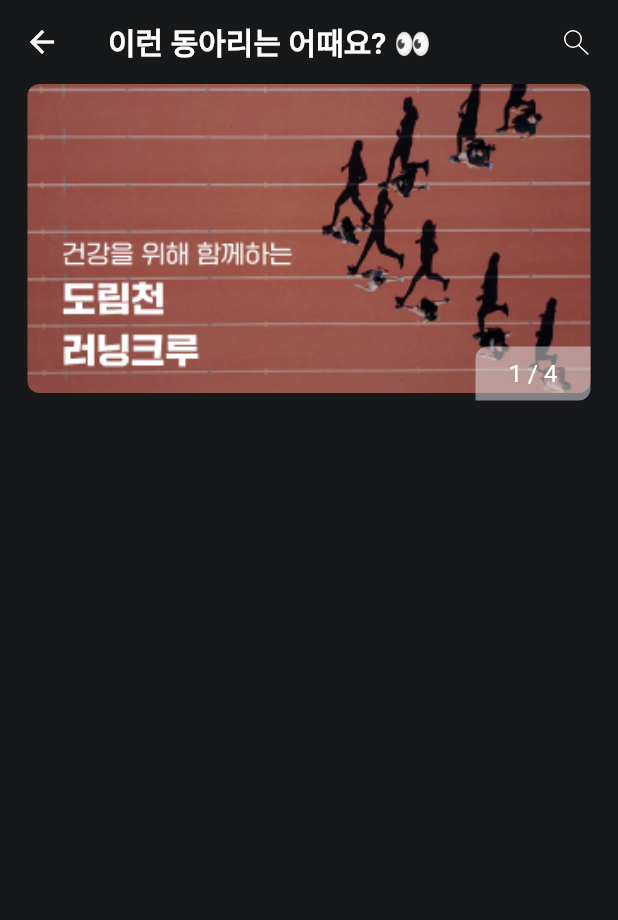
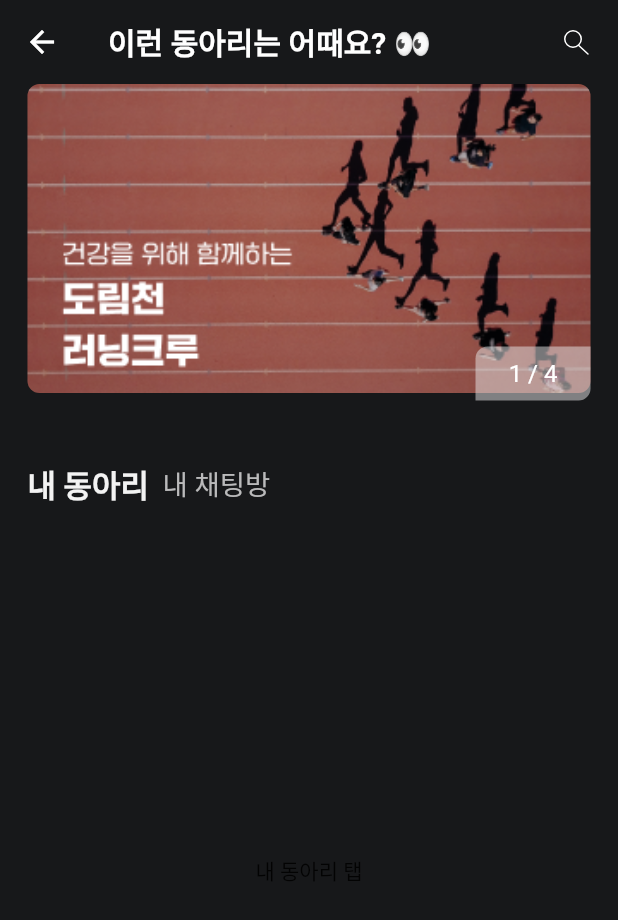
Before and after one commit to teentime/teentime-client-app, a Flutter app: the Club screen opened directly, on a phone screen of 412 x 824 dp. Shown: the top 920 px of the screen. Run offline on Flutter 3.47's test engine with Material 2 defaults, Android fonts, the phone set to English and light mode, and no system bars; drawn by our look-alikes of carousel_slider; our stand-ins replace flutter_screenutil, flutter_svg; Roboto replaces fonts that are missing (Pretendard).

Commit message:
feat: 동아리 / 채팅방 버튼 UI 구현

```diff
--- a/lib/widgets/carousel_slider.dart
+++ b/lib/widgets/carousel_slider.dart
@@ -70,8 +70,6 @@ class _ImageSliderState extends State<ImageSlider> {
                                       bottomRight: Radius.circular(8.0),
                                     ),
                                   ),
-                                  padding: EdgeInsets.symmetric(
-                                      horizontal: 12.0, vertical: 6.0),
                                   child: Center(
                                     child: Text(
                                       '${activeIndex + 1} / ${images.length}',
--- a/lib/widgets/club.dart
+++ b/lib/widgets/club.dart
@@ -1,4 +1,5 @@
 import 'package:flutter/material.dart';
+import 'package:flutter_screenutil/flutter_screenutil.dart';
 import 'package:flutter_svg/flutter_svg.dart';
 import 'package:teentime/colors.dart';
 import 'package:teentime/widgets/carousel_slider.dart';
@@ -9,6 +10,8 @@ class Club extends StatefulWidget {
 }
 
 class _ClubState extends State<Club> {
+  bool isClubTabSelected = true; // 내 동아리 탭이 선택된 상태인지 여부를 나타내는 변수
+
   @override
   Widget build(BuildContext context) {
     return Scaffold(
@@ -32,10 +35,76 @@ class _ClubState extends State<Club> {
         backgroundColor: AppColors.dark01,
         elevation: 0,
       ),
-      body: Container(
-          child: Column(
-        children: [ImageSlider()],
-      )),
+      body: Column(
+        children: [
+          ImageSlider(),
+          Row(
+            children: [
+              GestureDetector(
+                onTap: () {
+                  setState(() {
+                    isClubTabSelected = true; // 내 동아리 탭 선택
+                  });
+                },
+                child: Container(
+                  margin: EdgeInsets.fromLTRB(16.w, 0, 8.w, 0),
+                  child: Text(
+                    '내 동아리',
+                    style: TextStyle(
+                      color: isClubTabSelected
+                          ? AppColors.dark11
+                          : AppColors.dark08,
+                      fontSize: isClubTabSelected ? 18.sp : 16.sp,
+                      fontWeight: isClubTabSelected
+                          ? FontWeight.bold
+                          : FontWeight.normal,
+                    ),
+                  ),
+                ),
+              ),
+              GestureDetector(
+                onTap: () {
+                  setState(() {
+                    isClubTabSelected = false; // 내 채팅방 탭 선택
+                  });
+                },
+                child: Container(
+                  child: Text(
+                    '내 채팅방',
+                    style: TextStyle(
+                      color: isClubTabSelected
+                          ? AppColors.dark08
+                          : AppColors.dark11,
+                      fontSize: isClubTabSelected ? 16.sp : 18.sp,
+                      fontWeight: isClubTabSelected
+                          ? FontWeight.normal
+                          : FontWeight.bold,
+                    ),
+                  ),
+                ),
+              ),
+            ],
+          ),
+          Expanded(
+            child: AnimatedSwitcher(
+              duration: Duration(milliseconds: 300),
+              child: isClubTabSelected
+                  ? Container(
+                      // 첫 번째 탭 내용 (내 동아리)
+                      child: Center(
+                        child: Text('내 동아리 탭'),
+                      ),
+                    )
+                  : Container(
+                      // 두 번째 탭 내용 (내 채팅방)
+                      child: Center(
+                        child: Text('내 채팅방 탭'),
+                      ),
+                    ),
+            ),
+          ),
+        ],
+      ),
       backgroundColor: AppColors.dark01,
     );
   }
```
